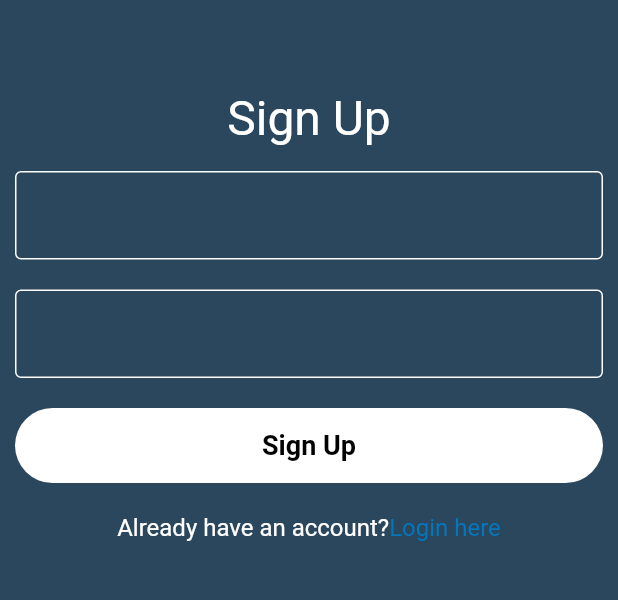
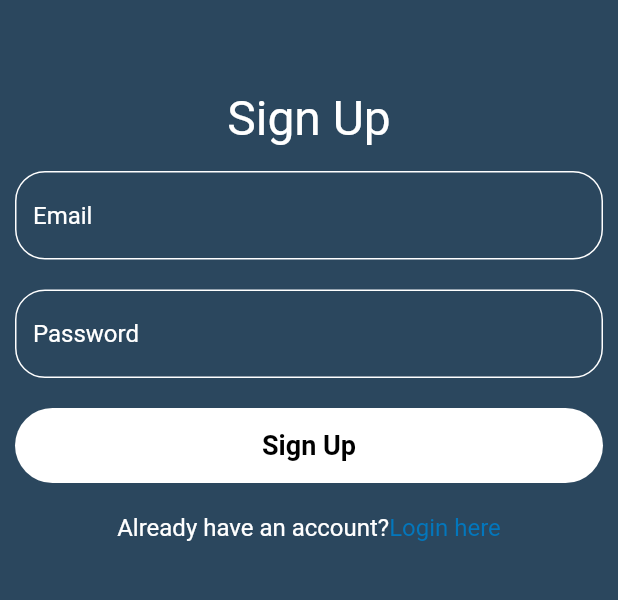
Before and after one commit to ehdaa12s/be_healthy, a Flutter app: the SignUp screen opened by its route, on a phone screen of 412 x 824 dp, the part 405-1005 px from its top. Run offline on Flutter 3.47's test engine with Material 2 defaults, Android fonts, the phone set to English and light mode, and no system bars; our stand-ins replace cloud_firestore, curved_navigation_bar, firebase_auth, firebase_core, sqflite; accounts and stored records are empty; Roboto replaces fonts that are missing (pacifio).

Commit message:
change border color

```diff
--- a/lib/new component/custom_list_title.dart
+++ b/lib/new component/custom_list_title.dart
@@ -59,7 +59,6 @@ class CustomListTitle extends StatelessWidget {
                   onPressed: () {
                     dialNumber(
                       phoneNumber: doctorPhoneNumber,
-
                     );
                   },
                   child: const Text('نعم'),
--- a/lib/new component/custom_text_field.dart
+++ b/lib/new component/custom_text_field.dart
@@ -17,21 +17,39 @@ class CustomTextField extends StatelessWidget {
         }
       },
       onChanged: onChanged,
-      decoration: const InputDecoration(
-        hintText: '',
-        hintStyle: TextStyle(
+      decoration: InputDecoration(
+        hintText: hintText,
+        hintStyle: const TextStyle(
           color: Colors.white,
         ),
+        // filled: true,
+        //   fillColor: Colors.white.withOpacity(0.3),
         enabledBorder: OutlineInputBorder(
-          borderSide: BorderSide(
+          borderRadius: BorderRadius.circular(20),
+          borderSide: const BorderSide(
+            color: Colors.white,
+          ),
+        ),
+        focusedBorder: OutlineInputBorder(
+          borderRadius: BorderRadius.circular(20),
+          borderSide: const BorderSide(
             color: Colors.white,
           ),
         ),
         border: OutlineInputBorder(
-          borderRadius: BorderRadius.all(Radius.circular(30)),
-          borderSide: BorderSide(
+          borderRadius: BorderRadius.circular(20),
+          borderSide: const BorderSide(
             color: Colors.white,
           ),
+        ),
+        errorBorder: OutlineInputBorder(
+          borderRadius: BorderRadius.circular(20),
+          borderSide: const BorderSide(
+            color: Color(0xffF46786),
+          ),
+        ),
+        errorStyle: const TextStyle(
+          color: Color(0xffF46786),
         ),
       ),
     );
```
